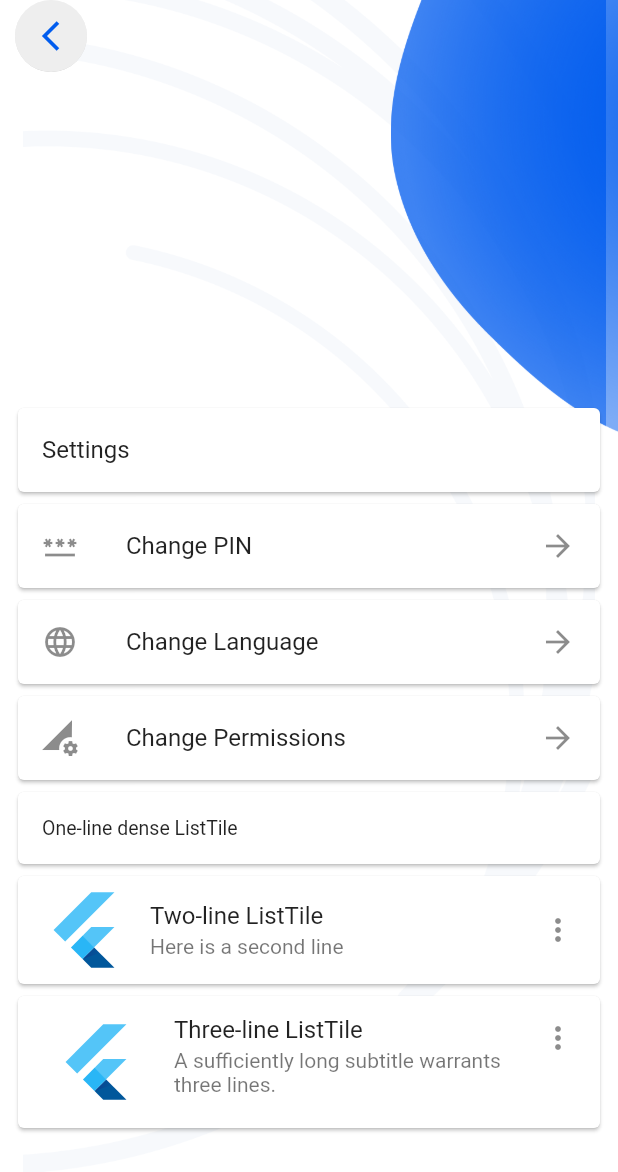
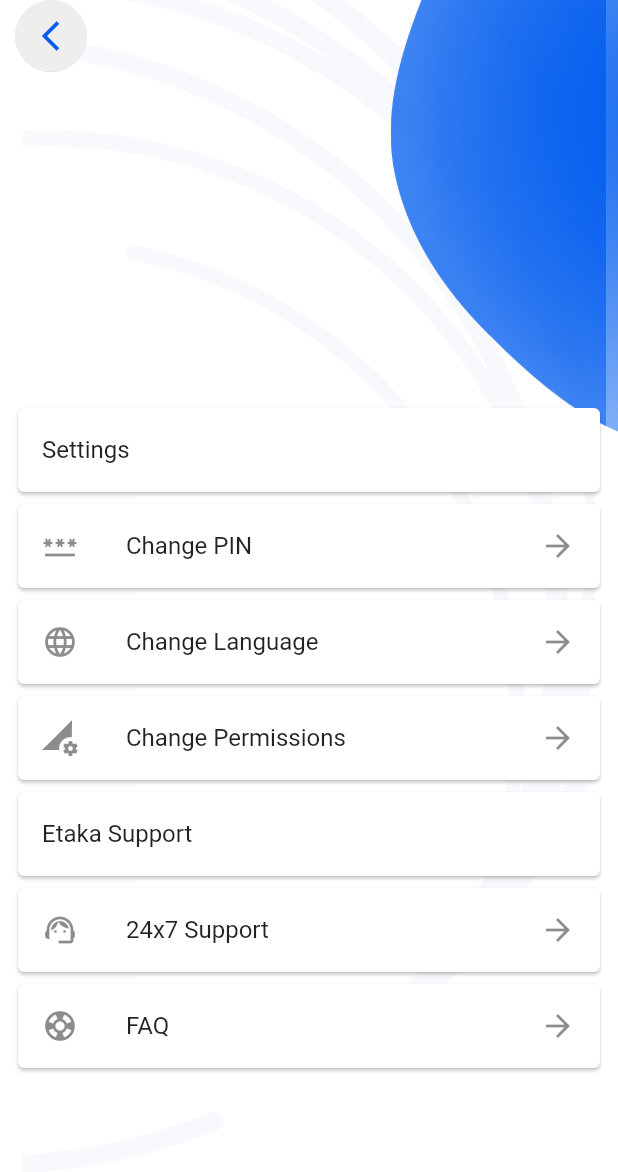
Before and after one commit to sundargautam18/etaka, a Flutter app: the screen it shows after launch, on a phone screen of 412 x 824 dp. Shown: the top 1172 px of the screen. Run offline on Flutter 3.47's test engine with Material 2 defaults, Android fonts, the phone set to English and light mode, and no system bars; our stand-ins replace fl_chart, flutter_svg, fluttertoast, persistent_bottom_nav_bar, shared_preferences; missing offline and left inert: numeric_keyboard.

Commit message:
Update profile_screen.dart

```diff
--- a/lib/views/screens/profile_screen.dart
+++ b/lib/views/screens/profile_screen.dart
@@ -49,29 +49,19 @@ class _ProfileScreenState extends State<ProfileScreen> {
                   trailing: Icon(Icons.arrow_forward),
                 ),
               ),
+              Card(child: ListTile(title: Text('Etaka Support'))),
               Card(
                 child: ListTile(
-                  title: Text('One-line dense ListTile'),
-                  dense: true,
+                  leading: Icon(Icons.support_agent),
+                  title: Text('24x7 Support'),
+                  trailing: Icon(Icons.arrow_forward),
                 ),
               ),
               Card(
                 child: ListTile(
-                  leading: FlutterLogo(size: 56.0),
-                  title: Text('Two-line ListTile'),
-                  subtitle: Text('Here is a second line'),
-                  trailing: Icon(Icons.more_vert),
-                ),
-              ),
-              Card(
-                child: ListTile(
-                  leading: FlutterLogo(size: 72.0),
-                  title: Text('Three-line ListTile'),
-                  subtitle: Text(
-                      'A sufficiently long subtitle warrants three lines.'
-                  ),
-                  trailing: Icon(Icons.more_vert),
-                  isThreeLine: true,
+                  leading: Icon(Icons.support),
+                  title: Text('FAQ'),
+                  trailing: Icon(Icons.arrow_forward),
                 ),
               ),
             ],
```
